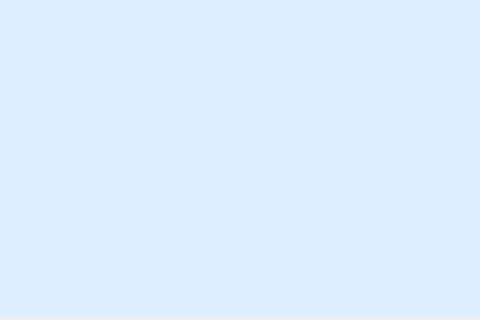
First picture: the form in plugins/gui/vulnerability/reports/pdf.ui, repository openeuler-mirror/ks-ssr, before the edit; both pictures show x 350 to 830 and y 850 to 1170 of the 830 by 1170 pixel window.
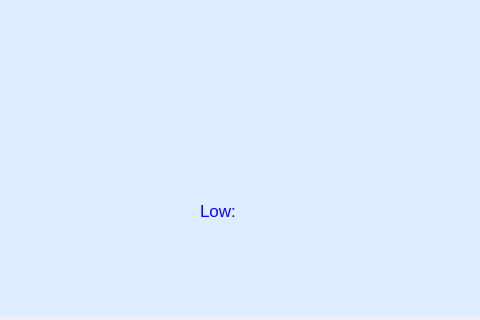
Second picture: the form after the edit. Icons and pictures are not drawn.

Commit message: feat（reports）：add label sheet notosans regular - 界面导出报告加入导出时间

What changed in the file:
```diff
--- a/plugins/gui/vulnerability/reports/pdf.ui
+++ b/plugins/gui/vulnerability/reports/pdf.ui
@@ -442,9 +442,29 @@
     <pixmap resource="../../../../resources/resources.qrc">:/images/pdf-home</pixmap>
    </property>
   </widget>
+  <widget class="QLabel" name="label_10">
+   <property name="geometry">
+    <rect>
+     <x>550</x>
+     <y>1040</y>
+     <width>284</width>
+     <height>42</height>
+    </rect>
+   </property>
+   <property name="styleSheet">
+    <string notr="true">font: NotoSansCJKsc-Regular;
+font-size: 17px;
+color: #1200ff;
+</string>
+   </property>
+   <property name="text">
+    <string>Low:</string>
+   </property>
+  </widget>
   <zorder>label_16</zorder>
   <zorder>label_15</zorder>
   <zorder>widget</zorder>
+  <zorder>label_10</zorder>
  </widget>
  <resources>
   <include location="../../../../resources/resources.qrc"/>
```
